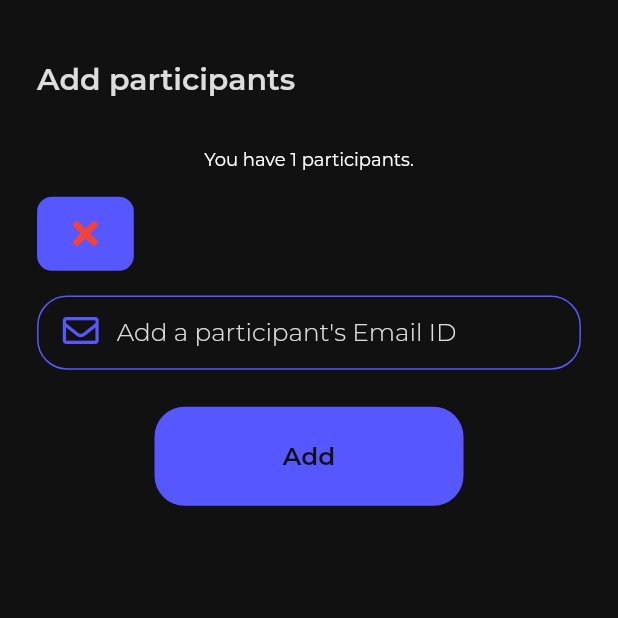
After one commit to Fool-Stack/Certify-VIT-Hack, a Flutter app: the AddParticipantsScreen screen opened directly, after a tap on "Add", on a phone screen of 412 x 824 dp, the top half of it. The commit adds this screen. Run offline on Flutter 3.47's test engine with Material 2 defaults, Android fonts, the phone set to English and light mode, and no system bars; our stand-ins replace font_awesome_flutter, google_fonts, websafe_svg; missing offline and left inert: bottom_sheet; project files that could hold a hidden picture were left out.

Commit message:
add participants

```diff
--- /dev/null
+++ b/MobileApp/Certify/lib/screens/addParticipantsScreen.dart
@@ -0,0 +1,222 @@
+import 'package:flutter/material.dart';
+import 'package:font_awesome_flutter/font_awesome_flutter.dart';
+import 'package:google_fonts/google_fonts.dart';
+
+class AddParticipantsScreen extends StatefulWidget {
+  @override
+  _AddParticipantsScreenState createState() => _AddParticipantsScreenState();
+}
+
+class _AddParticipantsScreenState extends State<AddParticipantsScreen> {
+  List contacts = [];
+  int numberofparticipants = 0;
+  String currentMail = '';
+  TextEditingController contact = TextEditingController();
+  @override
+  Widget build(BuildContext context) {
+    Size size = MediaQuery.of(context).size;
+    return Scaffold(
+      backgroundColor: Theme.of(context).backgroundColor,
+      body: Stack(
+        children: [
+          Column(
+            children: [
+              Container(
+                width: double.infinity,
+                alignment: Alignment.topLeft,
+                padding: EdgeInsets.only(
+                    left: size.width * 6 / 100, top: size.height * 5 / 100),
+                child: Text(
+                  'Add participants',
+                  style: GoogleFonts.montserrat(
+                    fontSize: 20,
+                    color: Theme.of(context).primaryColor,
+                    fontWeight: FontWeight.w600,
+                  ),
+                ),
+              ),
+              SizedBox(
+                height: size.height * 2 / 100,
+              ),
+              Container(
+                width: double.infinity,
+                child: contacts.length == 0
+                    ? Container(
+                        height: size.height * 6 / 100,
+                        alignment: Alignment.center,
+                        padding: EdgeInsets.all(size.height * 2 / 100),
+                        child: Text(
+                          'You have $numberofparticipants' + ' participants.',
+                          style: GoogleFonts.montserrat(
+                            fontSize: 11,
+                            fontWeight: FontWeight.w100,
+                          ),
+                        ),
+                      )
+                    : Column(
+                        children: [
+                          Container(
+                            height: size.height * 6 / 100,
+                            alignment: Alignment.center,
+                            padding: EdgeInsets.all(size.height * 2 / 100),
+                            child: Text(
+                              'You have $numberofparticipants' +
+                                  ' participants.',
+                              style: GoogleFonts.montserrat(
+                                fontSize: 12,
+                                fontWeight: FontWeight.w400,
+                              ),
+                            ),
+                          ),
+                          Container(
+                            height: size.height * 6 / 100,
+                            width: double.maxFinite,
+                            child: ListView.builder(
+                              shrinkWrap: false,
+                              scrollDirection: Axis.horizontal,
+                              itemCount: contacts.length,
+                              padding: EdgeInsets.symmetric(
+                                  horizontal: size.width * 6 / 100),
+                              itemBuilder: (context, index) {
+                                return Container(
+                                  alignment: Alignment.center,
+                                  padding: EdgeInsets.symmetric(
+                                    horizontal: size.width * 2 / 100,
+                                  ),
+                                  decoration: BoxDecoration(
+                                    borderRadius: BorderRadius.all(
+                                      Radius.circular(10),
+                                    ),
+                                    color: Theme.of(context).accentColor,
+                                  ),
+                                  margin: EdgeInsets.only(
+                                    right: size.width * 2 / 100,
+                                  ),
+                                  child: Row(
+                                    children: [
+                                      Container(
+                                        child: Text(
+                                          contacts[index],
+                                          style: GoogleFonts.montserrat(
+                                            fontSize: 16,
+                                            fontWeight: FontWeight.w500,
+                                          ),
+                                        ),
+                                      ),
+                                      IconButton(
+                                        icon: Icon(
+                                          FontAwesomeIcons.times,
+                                          color: Colors.red,
+                                        ),
+                                        onPressed: () {
+                                          setState(() {
+                                            contacts.removeAt(index);
+                                            if (numberofparticipants != 0) {
+                                              numberofparticipants--;
+                                            }
+                                          });
+                                        },
+                                      )
+                                    ],
+                                  ),
+                                );
+                              },
+                            ),
+                          ),
+                        ],
+                      ),
+              ),
+              SizedBox(
+                height: MediaQuery.of(context).size.height * 2 / 100,
+              ),
+              Container(
+                margin: EdgeInsets.only(
+                  left: MediaQuery.of(context).size.width * 6 / 100,
+                  right: MediaQuery.of(context).size.width * 6 / 100,
+                ),
+                alignment: Alignment.center,
+                padding: EdgeInsets.only(
+                  left: MediaQuery.of(context).size.width * 1 / 100,
+                  right: MediaQuery.of(context).size.width * 1 / 100,
+                  bottom: MediaQuery.of(context).size.height * 0.5 / 100,
+                  top: MediaQuery.of(context).size.height * 0.1 / 100,
+                ),
+                width: double.infinity,
+                height: MediaQuery.of(context).size.height * 6 / 100,
+                decoration: BoxDecoration(
+                  border: Border.all(color: Theme.of(context).accentColor),
+                  borderRadius: BorderRadius.all(
+                    Radius.circular(20),
+                  ),
+                ),
+                child: TextFormField(
+                  controller: contact,
+                  onChanged: (value) {
+                    currentMail = value;
+                  },
+                  cursorColor: Theme.of(context).accentColor,
+                  decoration: InputDecoration(
+                    prefixIcon: Icon(
+                      FontAwesomeIcons.envelope,
+                      color: Theme.of(context).accentColor,
+                    ),
+                    border: InputBorder.none,
+                    focusedBorder: InputBorder.none,
+                    enabledBorder: InputBorder.none,
+                    errorBorder: InputBorder.none,
+                    disabledBorder: InputBorder.none,
+                    hintText: "Add a participant's Email ID",
+                    hintStyle: GoogleFonts.montserrat(
+                      fontSize: MediaQuery.of(context).size.height * 2 / 100,
+                      fontWeight: FontWeight.w300,
+                      color: Theme.of(context).primaryColor,
+                    ),
+                  ),
+                ),
+              ),
+              SizedBox(
+                height: MediaQuery.of(context).size.height * 3 / 100,
+              ),
+              Container(
+                margin: EdgeInsets.symmetric(
+                  horizontal: MediaQuery.of(context).size.width * 25 / 100,
+                ),
+                height: MediaQuery.of(context).size.height * 8 / 100,
+                width: double.infinity,
+                decoration: BoxDecoration(
+                  borderRadius: BorderRadius.all(
+                    Radius.circular(20),
+                  ),
+                  color: Theme.of(context).accentColor,
+                ),
+                padding: EdgeInsets.all(
+                  MediaQuery.of(context).size.height * 1 / 100,
+                ),
+                child: FlatButton(
+                  onPressed: () {
+                    setState(() {
+                      contacts.add(currentMail);
+                      numberofparticipants++;
+                      contact.clear();
+                    });
+                  },
+                  splashColor: Theme.of(context).accentColor,
+                  child: Center(
+                    child: Text(
+                      "Add",
+                      style: GoogleFonts.montserrat(
+                        fontSize: MediaQuery.of(context).size.height * 2 / 100,
+                        fontWeight: FontWeight.w600,
+                        color: Theme.of(context).backgroundColor,
+                      ),
+                    ),
+                  ),
+                ),
+              ),
+            ],
+          ),
+        ],
+      ),
+    );
+  }
+}
--- a/MobileApp/Certify/lib/screens/homeScreen.dart
+++ b/MobileApp/Certify/lib/screens/homeScreen.dart
@@ -1,3 +1,5 @@
+import 'package:Certify/animations/bounceIn.dart';
+import 'package:Certify/screens/addParticipantsScreen.dart';
 import 'package:flutter/material.dart';
 import 'package:font_awesome_flutter/font_awesome_flutter.dart';
 import 'package:google_fonts/google_fonts.dart';
@@ -156,7 +158,14 @@ class _HomeScreenState extends State<HomeScreen> {
                     MediaQuery.of(context).size.height * 1 / 100,
                   ),
                   child: FlatButton(
-                    onPressed: () {},
+                    onPressed: () {
+                      Navigator.push(
+                        context,
+                        BounceIn(
+                          widget: AddParticipantsScreen(),
+                        ),
+                      );
+                    },
                     splashColor: Theme.of(context).accentColor,
                     child: Center(
                       child: Text(
```
